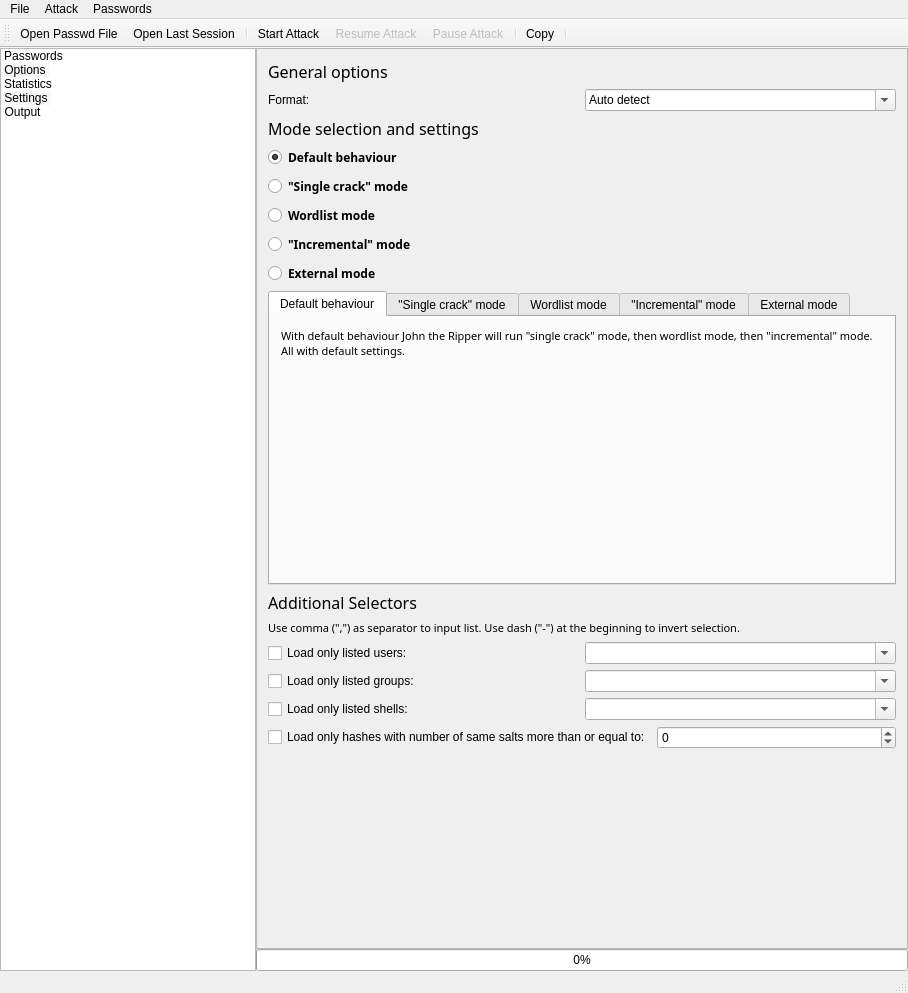
Qt form mainwindow.ui (openwall/johnny) before a commit.
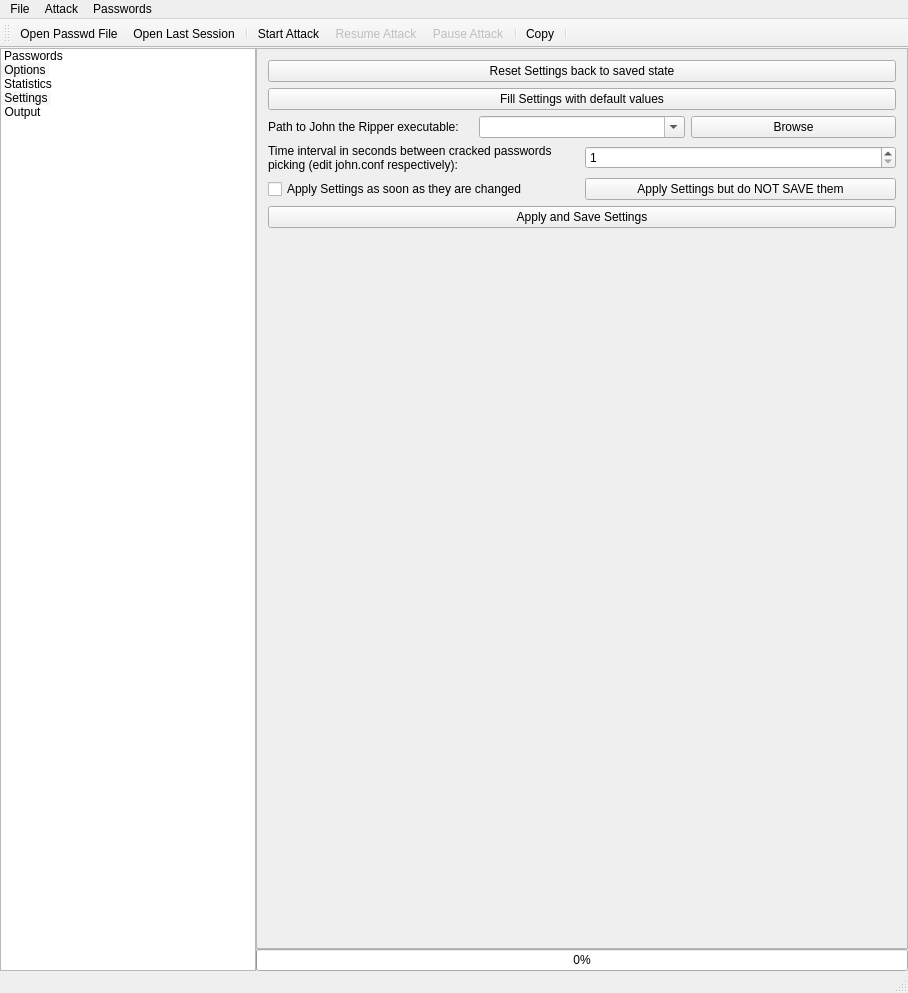
The same form after that commit. The open tabs and pages were chosen to show the change. Icons and pictures are not drawn.

Commit message: added scroll to settings page too, no xml reformatting

Patch:
```diff
--- a/mainwindow.ui
+++ b/mainwindow.ui
@@ -1056,6 +1056,10 @@
           </layout>
          </widget>
 <!--         <widget class="QWidget" name="benchmarkPage"/>-->
+         <widget class="QScrollArea" name="optionsScrollArea">
+           <property name="widgetResizable">
+             <bool>true</bool>
+           </property>
          <widget class="QWidget" name="settingsPage">
           <layout class="QVBoxLayout" name="verticalLayout_10">
            <item>
@@ -1160,6 +1164,7 @@
             </spacer>
            </item>
           </layout>
+         </widget>
          </widget>
          <widget class="QWidget" name="outputPage">
           <layout class="QVBoxLayout" name="verticalLayout_9">
```
